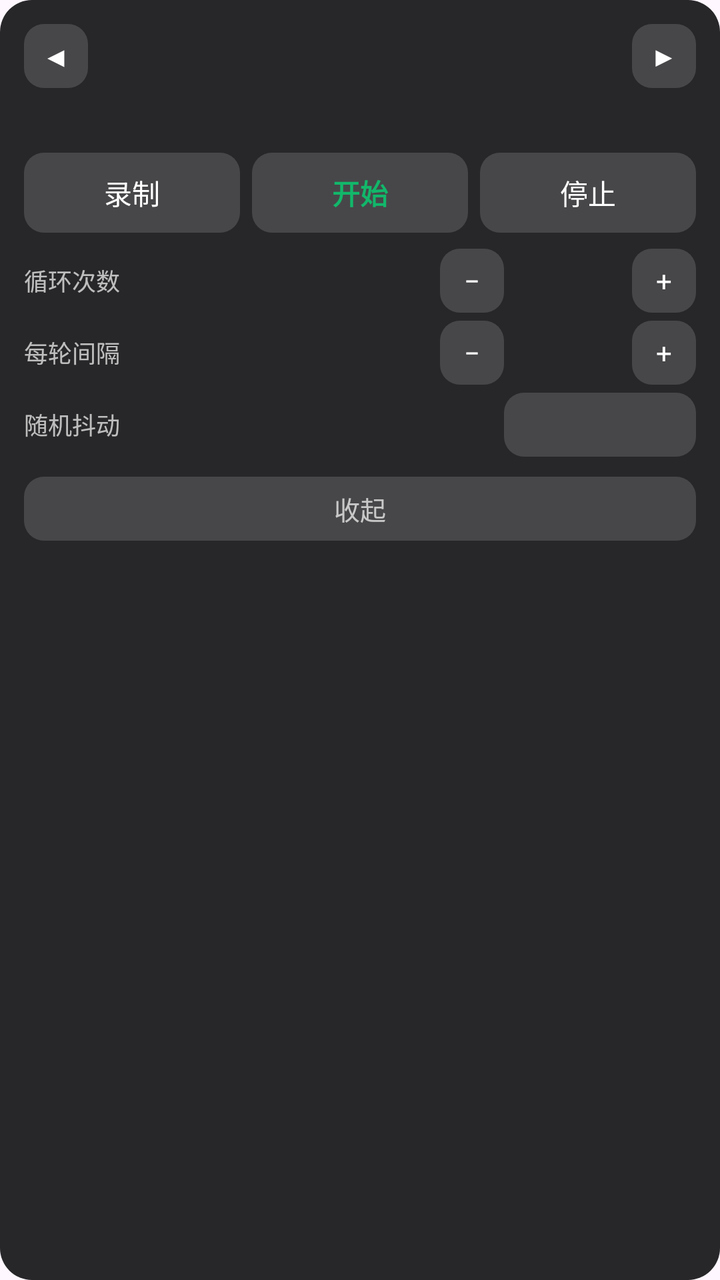
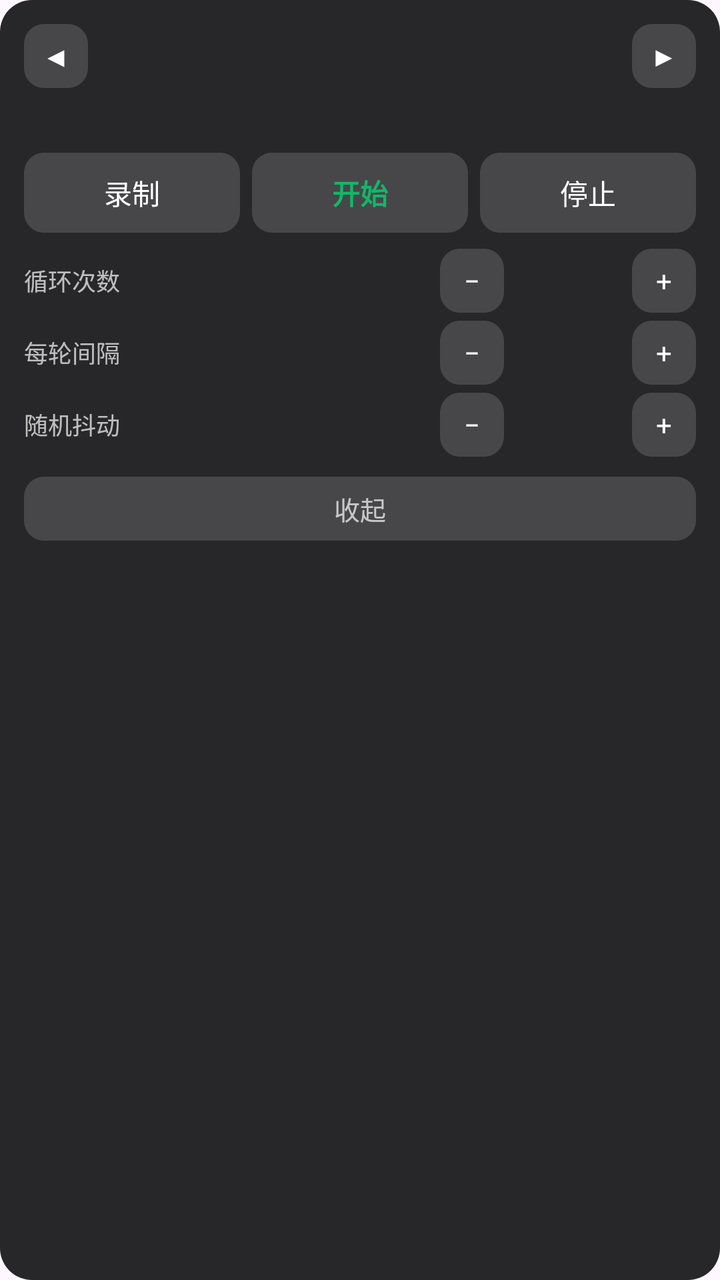

An Android layout rendered at two revisions. The XML below is the earlier revision; the diff shows what the commit changed to produce the second picture.
<!-- AndroidManifest.xml: application theme Theme.AutoHand -->
<!-- res/layout/view_panel.xml -->
<?xml version="1.0" encoding="utf-8"?>
<LinearLayout xmlns:android="http://schemas.android.com/apk/res/android"
    android:id="@+id/panelRoot"
    android:layout_width="252dp"
    android:layout_height="wrap_content"
    android:background="@drawable/bg_panel"
    android:orientation="vertical"
    android:padding="12dp">

    <LinearLayout
        android:layout_width="match_parent"
        android:layout_height="wrap_content"
        android:gravity="center_vertical"
        android:orientation="horizontal">

        <TextView
            android:id="@+id/btnPrevScript"
            android:layout_width="32dp"
            android:layout_height="32dp"
            android:background="@drawable/bg_chip"
            android:gravity="center"
            android:text="◀"
            android:textColor="@color/panel_text" />

        <TextView
            android:id="@+id/panelScriptName"
            android:layout_width="0dp"
            android:layout_height="wrap_content"
            android:layout_weight="1"
            android:ellipsize="end"
            android:gravity="center"
            android:maxLines="1"
            android:textColor="@color/panel_text"
            android:textSize="14sp"
            android:textStyle="bold" />

        <TextView
            android:id="@+id/btnNextScript"
            android:layout_width="32dp"
            android:layout_height="32dp"
            android:background="@drawable/bg_chip"
            android:gravity="center"
            android:text="▶"
            android:textColor="@color/panel_text" />
    </LinearLayout>

    <TextView
        android:id="@+id/panelState"
        android:layout_width="match_parent"
        android:layout_height="wrap_content"
        android:layout_marginTop="6dp"
        android:textColor="@color/panel_text_dim"
        android:textSize="12sp" />

    <LinearLayout
        android:layout_width="match_parent"
        android:layout_height="wrap_content"
        android:layout_marginTop="10dp"
        android:orientation="horizontal">

        <TextView
            android:id="@+id/btnRecord"
            android:layout_width="0dp"
            android:layout_height="40dp"
            android:layout_marginEnd="6dp"
            android:layout_weight="1"
            android:background="@drawable/bg_chip"
            android:gravity="center"
            android:text="@string/panel_record"
            android:textColor="@color/panel_text" />

        <TextView
            android:id="@+id/btnRun"
            android:layout_width="0dp"
            android:layout_height="40dp"
            android:layout_marginEnd="6dp"
            android:layout_weight="1"
            android:background="@drawable/bg_chip"
            android:gravity="center"
            android:text="@string/panel_start"
            android:textColor="@color/accent"
            android:textStyle="bold" />

        <TextView
            android:id="@+id/btnStop"
            android:layout_width="0dp"
            android:layout_height="40dp"
            android:layout_weight="1"
            android:background="@drawable/bg_chip"
            android:gravity="center"
            android:text="@string/panel_stop"
            android:textColor="@color/panel_text" />
    </LinearLayout>

    <LinearLayout
        android:layout_width="match_parent"
        android:layout_height="wrap_content"
        android:layout_marginTop="8dp"
        android:gravity="center_vertical"
        android:orientation="horizontal">

        <TextView
            android:layout_width="0dp"
            android:layout_height="wrap_content"
            android:layout_weight="1"
            android:text="循环次数"
            android:textColor="@color/panel_text_dim"
            android:textSize="12sp" />

        <TextView
            android:id="@+id/btnLoopMinus"
            android:layout_width="32dp"
            android:layout_height="32dp"
            android:background="@drawable/bg_chip"
            android:gravity="center"
            android:text="−"
            android:textColor="@color/panel_text" />

        <TextView
            android:id="@+id/valueLoop"
            android:layout_width="64dp"
            android:layout_height="wrap_content"
            android:gravity="center"
            android:textColor="@color/panel_text"
            android:textSize="13sp" />

        <TextView
            android:id="@+id/btnLoopPlus"
            android:layout_width="32dp"
            android:layout_height="32dp"
            android:background="@drawable/bg_chip"
            android:gravity="center"
            android:text="+"
            android:textColor="@color/panel_text" />
    </LinearLayout>

    <LinearLayout
        android:layout_width="match_parent"
        android:layout_height="wrap_content"
        android:layout_marginTop="4dp"
        android:gravity="center_vertical"
        android:orientation="horizontal">

        <TextView
            android:layout_width="0dp"
            android:layout_height="wrap_content"
            android:layout_weight="1"
            android:text="每轮间隔"
            android:textColor="@color/panel_text_dim"
            android:textSize="12sp" />

        <TextView
            android:id="@+id/btnGapMinus"
            android:layout_width="32dp"
            android:layout_height="32dp"
            android:background="@drawable/bg_chip"
            android:gravity="center"
            android:text="−"
            android:textColor="@color/panel_text" />

        <TextView
            android:id="@+id/valueGap"
            android:layout_width="64dp"
            android:layout_height="wrap_content"
            android:gravity="center"
            android:textColor="@color/panel_text"
            android:textSize="13sp" />

        <TextView
            android:id="@+id/btnGapPlus"
            android:layout_width="32dp"
            android:layout_height="32dp"
            android:background="@drawable/bg_chip"
            android:gravity="center"
            android:text="+"
            android:textColor="@color/panel_text" />
    </LinearLayout>

    <LinearLayout
        android:layout_width="match_parent"
        android:layout_height="wrap_content"
        android:layout_marginTop="4dp"
        android:gravity="center_vertical"
        android:orientation="horizontal">

        <TextView
            android:layout_width="0dp"
            android:layout_height="wrap_content"
            android:layout_weight="1"
            android:text="随机抖动"
            android:textColor="@color/panel_text_dim"
            android:textSize="12sp" />

        <TextView
            android:id="@+id/valueJitter"
            android:layout_width="96dp"
            android:layout_height="32dp"
            android:background="@drawable/bg_chip"
            android:gravity="center"
            android:textColor="@color/panel_text"
            android:textSize="13sp" />
    </LinearLayout>

    <TextView
        android:id="@+id/btnHidePanel"
        android:layout_width="match_parent"
        android:layout_height="32dp"
        android:layout_marginTop="10dp"
        android:background="@drawable/bg_chip"
        android:gravity="center"
        android:text="收起"
        android:textColor="@color/panel_text_dim"
        android:textSize="13sp" />
</LinearLayout>
<!-- resources referenced by this layout -->
<resources>
  <color name="accent">#FF12B76A</color>
  <color name="panel_text">#FFFFFFFF</color>
  <color name="panel_text_dim">#B3FFFFFF</color>
  <!-- drawable bg_chip (drawable) -->
  <?xml version="1.0" encoding="utf-8"?>
  <shape xmlns:android="http://schemas.android.com/apk/res/android"
      android:shape="rectangle">
      <solid android:color="#26FFFFFF" />
      <corners android:radius="10dp" />
  </shape>
  <!-- drawable bg_panel (drawable) -->
  <?xml version="1.0" encoding="utf-8"?>
  <shape xmlns:android="http://schemas.android.com/apk/res/android"
      android:shape="rectangle">
      <solid android:color="@color/panel_bg" />
      <corners android:radius="16dp" />
  </shape>
  <string name="panel_record">录制</string>
  <string name="panel_start">开始</string>
  <string name="panel_stop">停止</string>
  <style name="Theme.AutoHand" parent="Theme.Material3.DayNight.NoActionBar" />
  <color name="panel_bg">#F21C1C1E</color>
</resources>

<!-- the commit's change to res/layout/view_panel.xml (unified diff, before → after) -->
@@ -192,13 +192,30 @@
             android:textSize="12sp" />
 
         <TextView
+            android:id="@+id/btnJitterMinus"
+            android:layout_width="32dp"
+            android:layout_height="32dp"
+            android:background="@drawable/bg_chip"
+            android:gravity="center"
+            android:text="−"
+            android:textColor="@color/panel_text" />
+
+        <TextView
             android:id="@+id/valueJitter"
-            android:layout_width="96dp"
-            android:layout_height="32dp"
-            android:background="@drawable/bg_chip"
+            android:layout_width="64dp"
+            android:layout_height="wrap_content"
             android:gravity="center"
             android:textColor="@color/panel_text"
             android:textSize="13sp" />
+
+        <TextView
+            android:id="@+id/btnJitterPlus"
+            android:layout_width="32dp"
+            android:layout_height="32dp"
+            android:background="@drawable/bg_chip"
+            android:gravity="center"
+            android:text="+"
+            android:textColor="@color/panel_text" />
     </LinearLayout>
 
     <TextView
